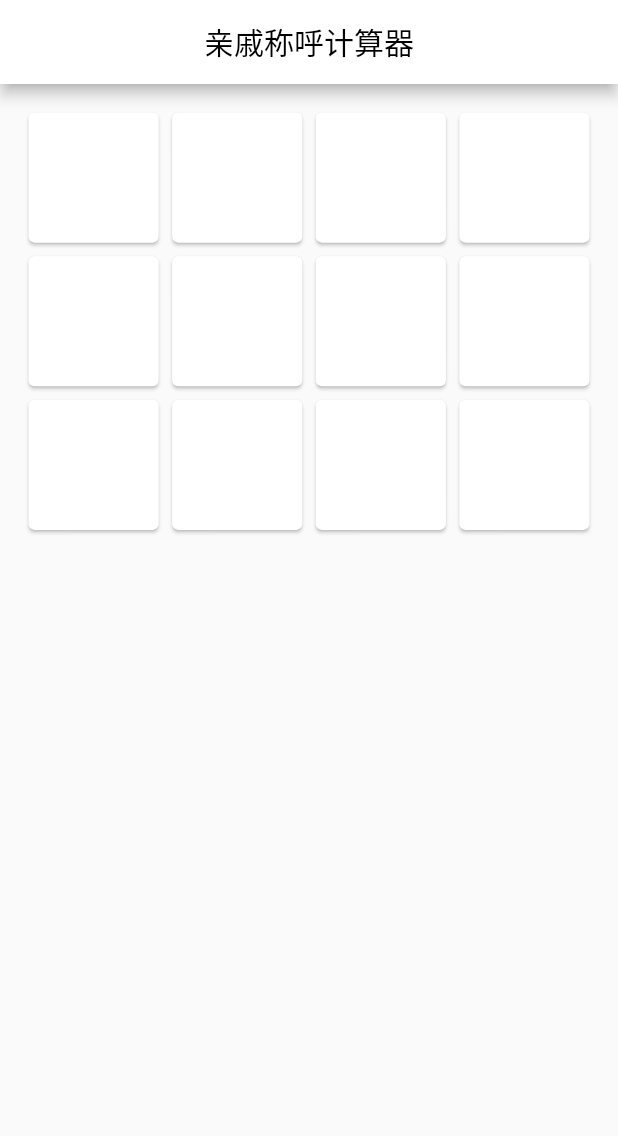
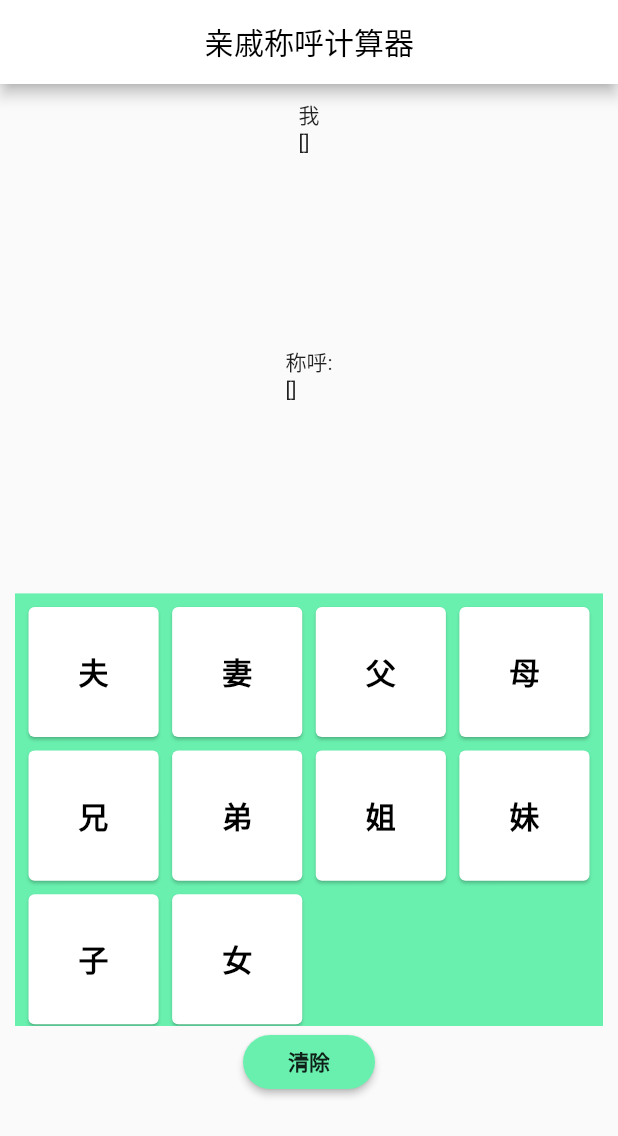
Before and after one commit to leijingxing/relative, a Flutter app: the screen it shows after launch, on a phone screen of 412 x 824 dp. Shown: the top 1136 px of the screen. Run offline on Flutter 3.47's test engine with Material 2 defaults, Android fonts, the light colour scheme and no system bars.

Commit message:
初步完成称呼计算

```diff
--- a/lib/data.dart
+++ b/lib/data.dart
@@ -1,32 +1,12 @@
 List data = [
-  {
-    "relative":"夫",
-  },
-  {
-    "relative":"妻",
-  },
-  {
-    "relative":"父",
-  },
-  {
-    "relative":"母",
-  },
-  {
-    "relative":"兄",
-  },
-  {
-    "relative":"弟",
-  },
-  {
-    "relative":"姐",
-  },
-  {
-    "relative":"妹",
-  },
-  {
-    "relative":"子",
-  },
-  {
-    "relative":"女",
-  },
+  {"id": "1", "relative": "夫", 'relation': '老公'},
+  {"id": "2", "relative": "妻", 'relation': '老婆'},
+  {"id": "3", "relative": "父", 'relation': '爸爸'},
+  {"id": "4", "relative": "母", 'relation': '妈妈'},
+  {"id": "5", "relative": "兄", 'relation': '哥哥'},
+  {"id": "6", "relative": "弟", 'relation': '弟弟'},
+  {"id": "7", "relative": "姐", 'relation': '姐姐'},
+  {"id": "8", "relative": "妹", 'relation': '妹妹'},
+  {"id": "9", "relative": "子", 'relation': '儿子'},
+  {"id": "10", "relative": "女", 'relation': '女儿'},
 ];
--- a/lib/relative.dart
+++ b/lib/relative.dart
@@ -1,4 +1,6 @@
 import 'package:flutter/material.dart';
+import 'package:relative/Call.dart';
+import 'package:relative/data.dart';
 
 class Relative extends StatefulWidget {
   @override
@@ -6,6 +8,15 @@ class Relative extends StatefulWidget {
 }
 
 class _RelativeState extends State<Relative> {
+  List list = new List<String>();
+  List chenghu = new List();
+
+  @override
+  void initState() {
+    // TODO: implement initState
+    super.initState();
+  }
+
   @override
   Widget build(BuildContext context) {
     return Scaffold(
@@ -19,30 +30,77 @@ class _RelativeState extends State<Relative> {
         centerTitle: true,
         backgroundColor: Colors.white,
       ),
-      body: Container(
+      body: SingleChildScrollView(
+        child: Container(
           padding: EdgeInsets.all(10),
+          child: Column(
+            children: <Widget>[
+              Container(
+                height: MediaQuery.of(context).size.height * 0.2,
+                child: Text(
+                  "我\n" + "${list.toString()}",
+                ),
+              ),
+              Container(
+                height: MediaQuery.of(context).size.height * 0.2,
+                child: Text("称呼:\n" + "${chenghu.toString()}"),
+              ),
+              Container(
+                height: MediaQuery.of(context).size.height * 0.35,
                 child: GridView.count(
                   crossAxisCount: 4,
                   padding: EdgeInsets.all(5),
                   crossAxisSpacing: 1,
                   mainAxisSpacing: 1,
-          children: List.generate(12, (index) {
+                  children: List.generate(data.length, (index) {
                     return InkWell(
                       child: Card(
                         child: Container(
                           alignment: Alignment.center,
                           child: Text(
-                    "hello",
+                            data[index]['relative'],
                             style: TextStyle(
                                 fontSize: 20,
-                        color: Colors.white,
+                                color: Colors.black,
                                 fontWeight: FontWeight.bold),
                           ),
                         ),
                       ),
-              onTap: () {},
+                      onTap: () {
+                        setState(() {
+                          list.add("的" + data[index]['relative']);
+                          print(data[index]['id']);
+                          if (data[index]['id']
+                              .toString()
+                              .endsWith(data[index]['id'].toString())) {
+                            chenghu.add(data[index]['relation']);
+                          }
+                        });
+                      },
                     );
                   }),
+                ),
+                decoration: BoxDecoration(
+                  color: Colors.greenAccent,
+                ),
+              ),
+              RaisedButton(
+                child: Text(
+                  "清除",
+                  style: TextStyle(fontWeight: FontWeight.bold),
+                ),
+                color: Colors.greenAccent,
+                shape: RoundedRectangleBorder(
+                    borderRadius: BorderRadius.circular(20)),
+                onPressed: () {
+                  setState(() {
+                    list.clear();
+                    chenghu.clear();
+                  });
+                },
+              ),
+            ],
+          ),
         ),
       ),
     );
```
Also changed, not shown: lib/Call.dart (added, +18 -0 lines). Lines whose indentation alone changed are shown as unchanged.
